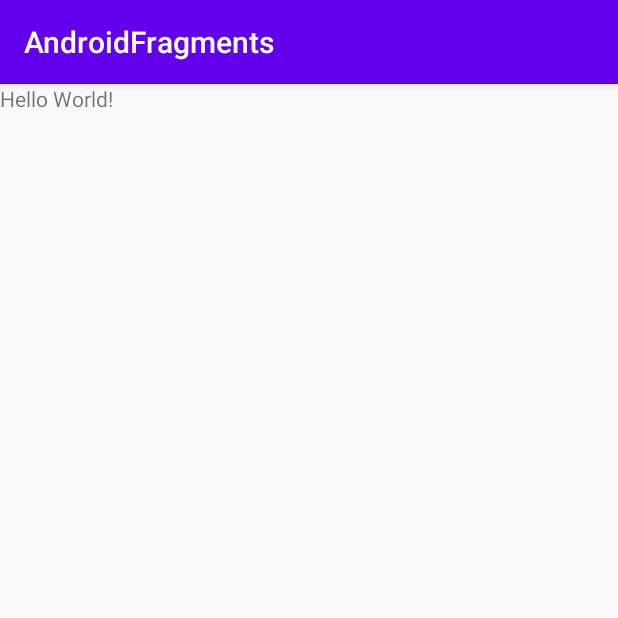
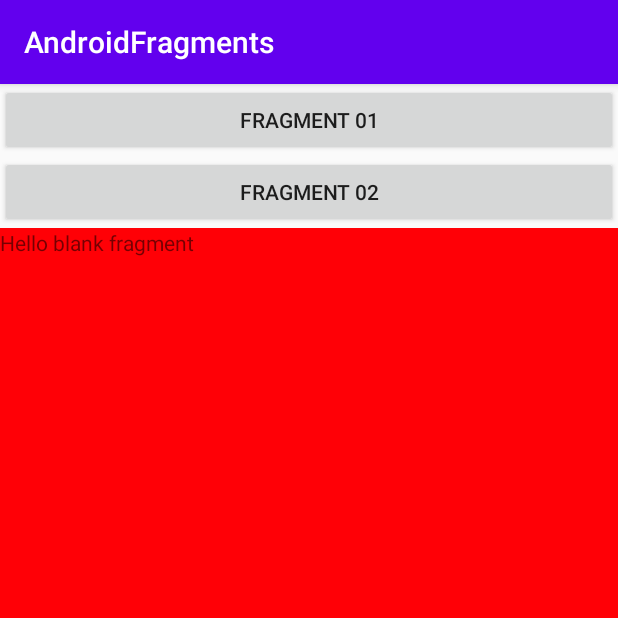
Before and after one commit to Ashen2295/Tutorial-03, an Android app: the screen it shows after launch (MainActivity), on a phone screen of 412 x 824 dp, the top half of it. Run offline under Robolectric (Android 15) with nearby library versions, the phone set to English and light mode, and no system bars.

```diff
--- a/app/src/main/res/layout/activity_main.xml
+++ b/app/src/main/res/layout/activity_main.xml
@@ -7,9 +7,23 @@
     android:orientation="vertical"
     tools:context=".MainActivity">
 
-    <TextView
-        android:layout_width="wrap_content"
+    <Button
+        android:id="@+id/fragment1"
+        android:layout_width="match_parent"
         android:layout_height="wrap_content"
-        android:text="Hello World!" />
+        android:onClick="changeFragment"
+        android:text="Fragment 01" />
 
+    <Button
+        android:id="@+id/fragment2"
+        android:layout_width="match_parent"
+        android:layout_height="wrap_content"
+        android:onClick="changeFragment"
+        android:text="Fragment 02" />
+
+    <fragment
+        android:id="@+id/fgmntDefault"
+        android:name="com.example.androidfragments.Fragment1"
+        android:layout_width="match_parent"
+        android:layout_height="match_parent" />
 </LinearLayout>
--- a/app/src/main/res/layout/fragment_1.xml
+++ b/app/src/main/res/layout/fragment_1.xml
@@ -9,6 +9,7 @@
     <TextView
         android:layout_width="match_parent"
         android:layout_height="match_parent"
+        android:background="#ff0006"
         android:text="@string/hello_blank_fragment" />
 
 </FrameLayout>
--- a/app/src/main/res/layout/fragment_2.xml
+++ b/app/src/main/res/layout/fragment_2.xml
@@ -9,6 +9,7 @@
     <TextView
         android:layout_width="match_parent"
         android:layout_height="match_parent"
+        android:background="#00ff00"
         android:text="@string/hello_blank_fragment" />
 
 </FrameLayout>
```
Also changed, not shown: app/src/main/java/com/example/androidfragments/Fragment1.java (+0 -40 lines), app/src/main/java/com/example/androidfragments/Fragment2.java (+0 -39 lines), app/src/main/java/com/example/androidfragments/MainActivity.java (+27 -0 lines).
